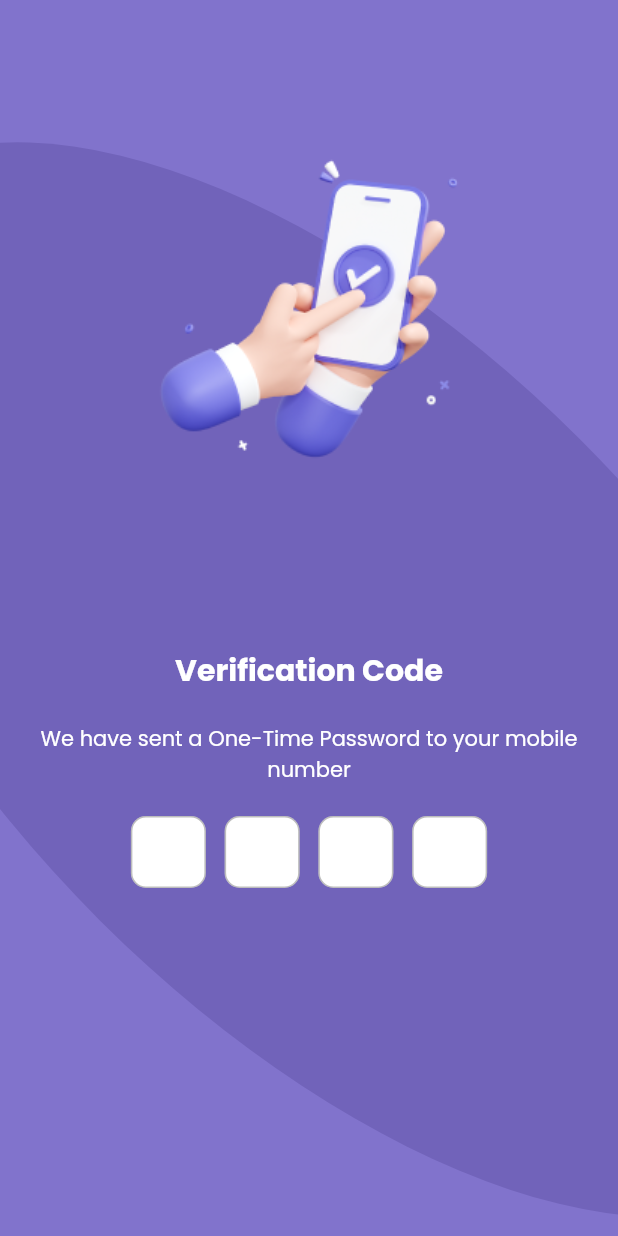
After one commit to diivi/pointx, a Flutter app: the OtpScreen screen opened by its route, on a phone screen of 412 x 824 dp. The commit adds this screen. Run offline on Flutter 3.47's test engine with Material 2 defaults, Android fonts, the phone set to English and light mode, and no system bars; drawn by our look-alikes of otp_text_field; our stand-ins replace equatable, google_fonts, lottie; missing offline and left inert: libphonenumber_plugin.

Commit message:
otp screen

```diff
--- a/lib/main.dart
+++ b/lib/main.dart
@@ -1,7 +1,9 @@
 import 'package:flutter/material.dart';
 import 'package:google_fonts/google_fonts.dart';
+import 'package:pointx/screens/otp_screen.dart';
 import './screens/login_screen.dart';
 import './screens/onboarding_screen.dart';
+import './screens/points_screen.dart';
 
 void main() {
   runApp(const MyApp());
@@ -23,6 +25,8 @@ class MyApp extends StatelessWidget {
       routes: {
         '/login': (context) => const LoginScreen(),
         '/onboarding': (context) => const OnboardingScreen(),
+        '/otp': (context) => const OtpScreen(),
+        '/points':(context) => const PointsScreen(),
       },
     );
   }
--- a/lib/screens/login_screen.dart
+++ b/lib/screens/login_screen.dart
@@ -95,7 +95,11 @@ class LoginScreen extends StatelessWidget {
 
                       //gradient login button
                       const SizedBox(height: 20),
-                      Container(
+                      InkWell(
+                        onTap: () {
+                          Navigator.pushNamed(context, '/otp');
+                        },
+                        child: Container(
                           width: double.infinity,
                           height: 50,
                           decoration: BoxDecoration(
@@ -116,6 +120,7 @@ class LoginScreen extends StatelessWidget {
                               style: TextStyle(
                                 color: Colors.white,
                                 fontWeight: FontWeight.bold,
+                              ),
                             ),
                           ),
                         ),
--- /dev/null
+++ b/lib/screens/otp_screen.dart
@@ -0,0 +1,86 @@
+import 'package:flutter/material.dart';
+import 'package:otp_text_field/otp_text_field.dart';
+import 'package:otp_text_field/style.dart';
+import 'dart:math' as math;
+
+class OtpScreen extends StatelessWidget {
+  const OtpScreen({super.key});
+
+  @override
+  Widget build(BuildContext context) {
+    return Scaffold(
+      backgroundColor: const Color.fromRGBO(129, 115, 204, 1),
+      body: Stack(
+        children: [
+          // tilted oval background
+          Positioned(
+            top: 0,
+            left: 0,
+            child: Transform.rotate(
+              angle: -math.pi / 4,
+              child: Container(
+                width: MediaQuery.of(context).size.width * 1.1,
+                height: MediaQuery.of(context).size.height * 1.1,
+                decoration: BoxDecoration(
+                  color: const Color.fromRGBO(113, 99, 186, 1),
+                  borderRadius: BorderRadius.all(
+                    Radius.elliptical(
+                      MediaQuery.of(context).size.width * 1.1,
+                      MediaQuery.of(context).size.height * 1.1,
+                    ),
+                  ),
+                ),
+              ),
+            ),
+          ),
+          // otp image
+          Positioned(
+            child: Column(
+              children: [
+                Image.asset(
+                  'assets/otp.png',
+                  width: MediaQuery.of(context).size.width * 1,
+                ),
+                const SizedBox(height: 20),
+                const Text(
+                  'Verification Code',
+                  style: TextStyle(
+                    fontSize: 20,
+                    fontWeight: FontWeight.bold,
+                    color: Colors.white,
+                  ),
+                ),
+                const SizedBox(height: 20),
+                const Text(
+                  'We have sent a One-Time Password to your mobile number ',
+                  style: TextStyle(
+                    fontSize: 14,
+                    color: Colors.white,
+                  ),
+                  textAlign: TextAlign.center,
+                ),
+                const SizedBox(height: 20),
+                // otp input boxes
+                OTPTextField(
+                  length: 4,
+                  width: 250,
+                  fieldWidth: 50,
+                  style: const TextStyle(fontSize: 18),
+                  textFieldAlignment: MainAxisAlignment.spaceAround,
+                  fieldStyle: FieldStyle.box,
+                  onCompleted: (pin) {
+                    Navigator.pushNamed(context, '/points');
+                  },
+                  otpFieldStyle: OtpFieldStyle(
+                    backgroundColor: Colors.white,
+                    borderColor: Colors.white,
+                  ),
+                ),
+              ],
+            ),
+          ),
+        ],
+      ),
+    );
+  }
+}
--- /dev/null
+++ b/lib/screens/points_screen.dart
@@ -0,0 +1,14 @@
+import 'package:flutter/material.dart';
+
+class PointsScreen extends StatelessWidget {
+  const PointsScreen({super.key});
+
+  @override
+  Widget build(BuildContext context) {
+    return const Scaffold(
+      body: Center(
+        child: Text('Points Screen'),
+      ),
+    );
+  }
+}
--- a/pubspec.yaml
+++ b/pubspec.yaml
@@ -34,6 +34,7 @@ dependencies:
   intl_phone_number_input:
     path: intl_phone_number_input-0.7.2
   lottie: ^2.2.0
+  otp_text_field: ^1.1.3
 
   # The following adds the Cupertino Icons font to your application.
   # Use with the CupertinoIcons class for iOS style icons.
```
Also changed, not shown: assets/otp.png (added), pubspec.lock. Lines whose indentation alone changed are shown as unchanged.
